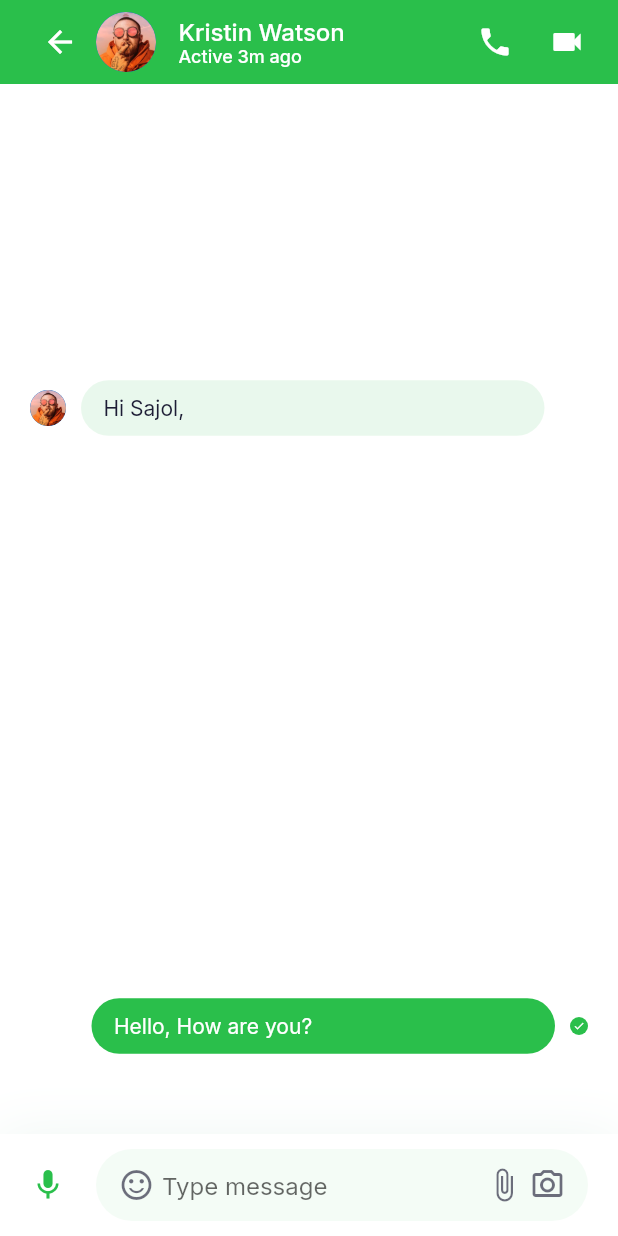
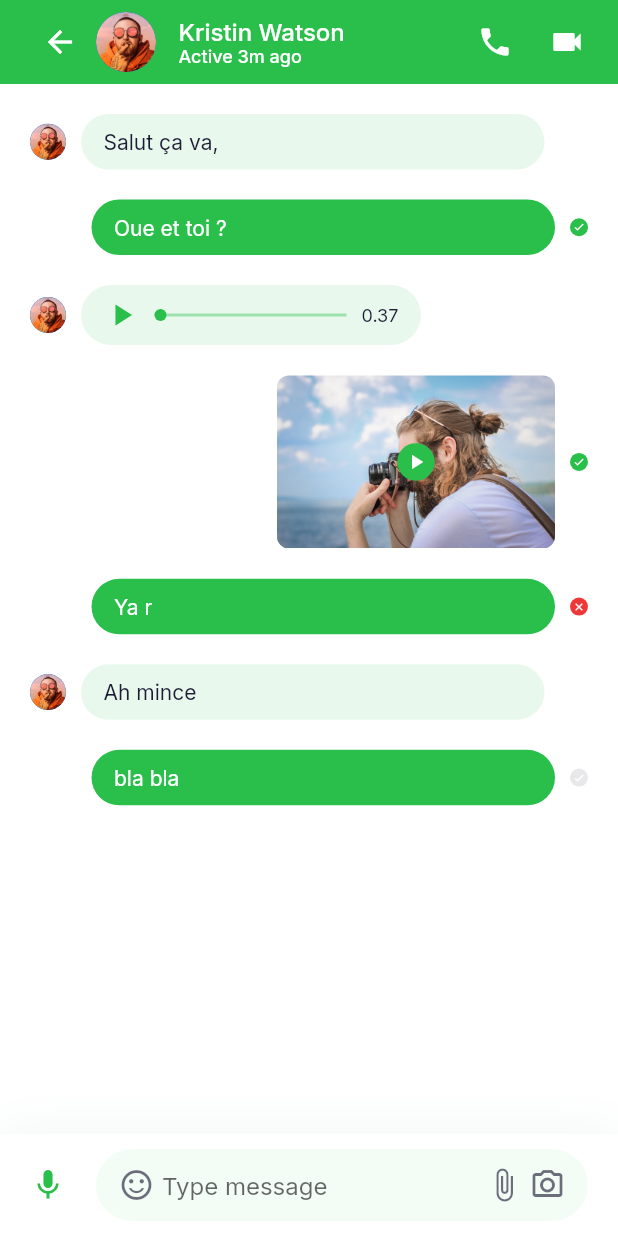
Before and after one commit to JulienGuillaud/ChatSap, a Flutter app: the MessagesScreen screen opened directly, on a phone screen of 412 x 824 dp. Run offline on Flutter 3.47's test engine with Material 2 defaults, Android fonts, the phone set to English and light mode, and no system bars; our stand-ins replace google_fonts.

Commit message:
Fix message size

```diff
--- a/lib/models/ChatMessage.dart
+++ b/lib/models/ChatMessage.dart
@@ -1,4 +1,5 @@
 enum ChatMessageType { text, audio, image, video }
+
 enum MessageStatus { not_sent, not_view, viewed }
 
 class ChatMessage {
@@ -17,13 +18,13 @@ class ChatMessage {
 
 List demeChatMessages = [
   ChatMessage(
-    text: "Hi Sajol,",
+    text: "Salut ça va,",
     messageType: ChatMessageType.text,
     messageStatus: MessageStatus.viewed,
     isSender: false,
   ),
   ChatMessage(
-    text: "Hello, How are you?",
+    text: "Oue et toi ?",
     messageType: ChatMessageType.text,
     messageStatus: MessageStatus.viewed,
     isSender: true,
@@ -41,19 +42,19 @@ List demeChatMessages = [
     isSender: true,
   ),
   ChatMessage(
-    text: "Error happend",
+    text: "Ya r",
     messageType: ChatMessageType.text,
     messageStatus: MessageStatus.not_sent,
     isSender: true,
   ),
   ChatMessage(
-    text: "This looks great man!!",
+    text: "Ah mince",
     messageType: ChatMessageType.text,
     messageStatus: MessageStatus.viewed,
     isSender: false,
   ),
   ChatMessage(
-    text: "Glad you like it",
+    text: "bla bla",
     messageType: ChatMessageType.text,
     messageStatus: MessageStatus.not_view,
     isSender: true,
--- a/lib/screens/messages/components/message.dart
+++ b/lib/screens/messages/components/message.dart
@@ -31,7 +31,7 @@ class Message extends StatelessWidget {
 
     return Container(
       // width: MediaQuery.of(context).size.width,
-      height: MediaQuery.of(context).size.height * 0.5,
+      // height: MediaQuery.of(context).size.height * 0.5,
       child: Padding(
         padding: const EdgeInsets.only(top: kDefaultPadding),
         child: Row(
```
